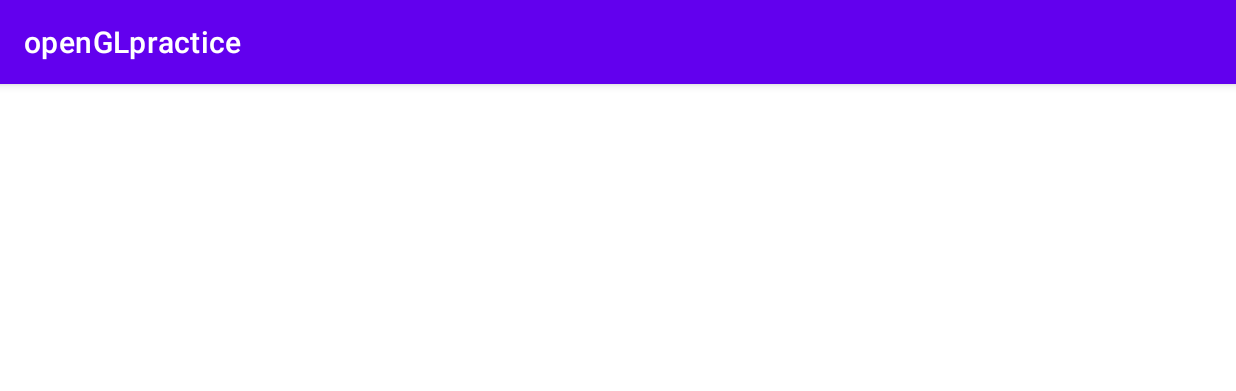
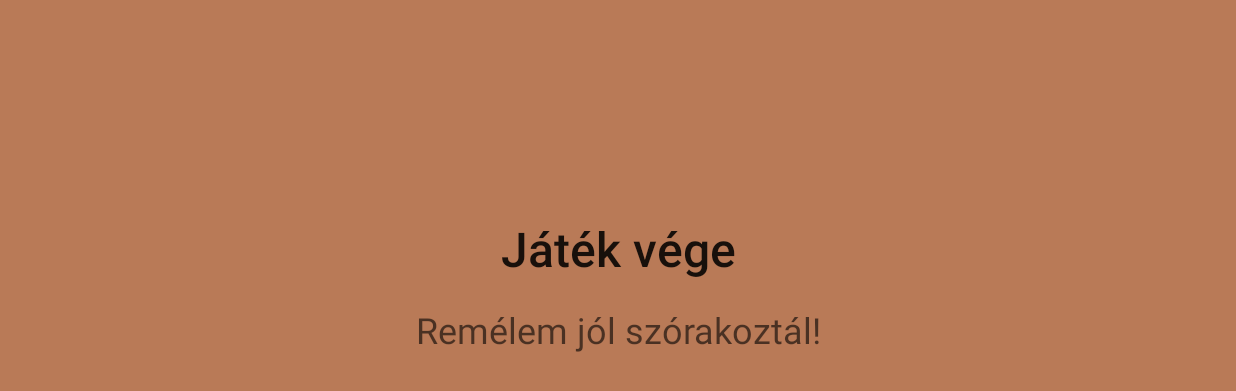
Before and after one commit to hungari97/TowerDefenseMobile, an Android app: the screen it shows after launch (LevelEndActivity), on a phone screen of 824 x 412 dp (held sideways). Shown: the top 391 px of the screen. Run offline under Robolectric (Android 15) with nearby library versions, the phone set to English and light mode, and no system bars; our stand-ins replace Dagger/Hilt's generated code; 18 statements that could not run were skipped.

Commit message:
end layout design

```diff
--- a/openGLpractice/app/src/main/AndroidManifest.xml
+++ b/openGLpractice/app/src/main/AndroidManifest.xml
@@ -17,7 +17,11 @@
         android:roundIcon="@mipmap/ic_launcher_round"
         android:supportsRtl="true"
         android:theme="@style/Theme.OpenGLpractice">
-        <activity android:name=".view.LevelEndActivity"></activity>
+        <activity android:name=".view.LevelEndActivity"
+            android:screenOrientation="sensorLandscape"
+            android:theme="@style/Theme.OpenGLpractice.NoActionBar">
+
+        </activity>
         <activity
             android:name=".view.GameActivity"
             android:label="@string/app_name"
--- a/openGLpractice/app/src/main/java/com/example/openglpractice/logic/character/ACharacter.kt
+++ b/openGLpractice/app/src/main/java/com/example/openglpractice/logic/character/ACharacter.kt
@@ -1,13 +1,12 @@
 package com.example.openglpractice.logic.character
 
 import com.example.openglpractice.logic.IAnimatable
-import com.example.openglpractice.logic.interaction.IInteractable
 import com.example.openglpractice.logic.OLevelManager
 import com.example.openglpractice.logic.OTimer
+import com.example.openglpractice.logic.interaction.IInteractable
 import com.example.openglpractice.model.character.CharacterData
 import com.example.openglpractice.model.character.EActionType
 import com.example.openglpractice.model.character.EActionType.*
-import com.example.openglpractice.model.IAnimateEnum
 import com.example.openglpractice.utility.*
 import kotlin.math.abs
 
--- a/openGLpractice/app/src/main/java/com/example/openglpractice/logic/feature/EFeatureFactory.kt
+++ b/openGLpractice/app/src/main/java/com/example/openglpractice/logic/feature/EFeatureFactory.kt
@@ -22,7 +22,7 @@ enum class EFeatureFactory {
                 0,
                 null,
                 rotation,
-                10000
+                1000//6000
             )
             val trap = Trap(data)
             trap.data.functionality = trap
@@ -48,7 +48,7 @@ enum class EFeatureFactory {
                 0,
                 null,
                 rotation,
-                10000
+                1000//5000
             )
             val trap = Trap(data)
             trap.data.functionality = trap
--- a/openGLpractice/app/src/main/java/com/example/openglpractice/model/character/CharacterData.kt
+++ b/openGLpractice/app/src/main/java/com/example/openglpractice/model/character/CharacterData.kt
@@ -1,11 +1,10 @@
 package com.example.openglpractice.model.character
 
-import com.example.openglpractice.logic.character.ACharacter
-import com.example.openglpractice.logic.interaction.IInteractable
 import com.example.openglpractice.model.AnimatableData
-import com.example.openglpractice.model.IAnimateEnum
 import com.example.openglpractice.model.interaction.InteractableData
 import com.example.openglpractice.utility.Vector
+import com.example.openglpractice.logic.character.ACharacter
+
 
 abstract class CharacterData: InteractableData, AnimatableData<ICharacterAnimationEnum> {
     abstract var goal: Vector<Int>?
--- a/openGLpractice/app/src/main/java/com/example/openglpractice/model/character/EnemyData.kt
+++ b/openGLpractice/app/src/main/java/com/example/openglpractice/model/character/EnemyData.kt
@@ -23,7 +23,7 @@ data class EnemyData(
             override val action: EActionType = REST
             override val frameSize: Vector<Int> = Vector(1, 1)
             override val textureArray: Array<FloatArray> by lazy {
-                textureArrayInitialise(frameSize.x, frameSize.y, 6)
+                textureArrayInitialise(frameSize.x, frameSize.y, 5)
             }
 
         },
@@ -31,7 +31,7 @@ data class EnemyData(
             override val action: EActionType = WALK
             override val frameSize: Vector<Int> = Vector(2, 1)
             override val textureArray: Array<FloatArray> by lazy {
-                textureArrayInitialise(frameSize.x, frameSize.y, 7)
+                textureArrayInitialise(frameSize.x, frameSize.y, 6)
 
             }
 
@@ -40,7 +40,7 @@ data class EnemyData(
             override val action: EActionType = ATTACK
             override val frameSize: Vector<Int> = Vector(2, 1)
             override val textureArray: Array<FloatArray> by lazy {
-                textureArrayInitialise(frameSize.x, frameSize.y, 9)
+                textureArrayInitialise(frameSize.x, frameSize.y, 8)
 
             }
         };
--- a/openGLpractice/app/src/main/java/com/example/openglpractice/model/character/HeroData.kt
+++ b/openGLpractice/app/src/main/java/com/example/openglpractice/model/character/HeroData.kt
@@ -25,21 +25,21 @@ data class HeroData(
             override val action: EActionType = EActionType.REST
             override val frameSize: Vector<Int> = Vector(1, 1)
             override val textureArray: Array<FloatArray> by lazy {
-                textureArrayInitialise(frameSize.x, frameSize.y, 1)
+                textureArrayInitialise(frameSize.x, frameSize.y, 0)
             }
         },
         HEROWALK {
             override val action: EActionType = EActionType.WALK
             override val frameSize: Vector<Int> = Vector(2, 1)
             override val textureArray: Array<FloatArray> by lazy {
-                textureArrayInitialise(frameSize.x, frameSize.y, 2)
+                textureArrayInitialise(frameSize.x, frameSize.y, 1)
             }
         },
         HEROATTACK {
             override val action: EActionType = EActionType.ATTACK
             override val frameSize: Vector<Int> = Vector(2, 1)
             override val textureArray: Array<FloatArray> by lazy {
-                textureArrayInitialise(frameSize.x, frameSize.y, 4)
+                textureArrayInitialise(frameSize.x, frameSize.y, 3)
             }
         };
 
--- a/openGLpractice/app/src/main/java/com/example/openglpractice/view/LevelEndActivity.kt
+++ b/openGLpractice/app/src/main/java/com/example/openglpractice/view/LevelEndActivity.kt
@@ -1,11 +1,13 @@
 package com.example.openglpractice.view
 
+import android.content.Intent
 import android.os.Bundle
 import androidx.appcompat.app.AppCompatActivity
 import com.example.openglpractice.R
 import com.example.openglpractice.injector
 import com.example.openglpractice.presenter.LevelEndPresenter
 import com.example.openglpractice.screen.LevelEndScreen
+import kotlinx.android.synthetic.main.activity_level_end.*
 import javax.inject.Inject
 
 class LevelEndActivity : AppCompatActivity(), LevelEndScreen {
@@ -15,6 +17,7 @@ class LevelEndActivity : AppCompatActivity(), LevelEndScreen {
         super.onCreate(savedInstanceState)
         injector.inject(this)
         setContentView(R.layout.activity_level_end)
+
     }
 
     override fun onResume() {
--- a/openGLpractice/app/src/main/java/com/example/openglpractice/view/opengl/Renderer.kt
+++ b/openGLpractice/app/src/main/java/com/example/openglpractice/view/opengl/Renderer.kt
@@ -56,8 +56,8 @@ class Renderer(activityContext: Context, var presenter: GamePresenter) :
     private val layers = listOf<IDrawableLayer>(
         FieldLayer(this),
         FeatureLayer(this),
-        CharacterLayer(this),
-       // TopCharacterLayer(this)
+        CharacterLayer(this)
+
     )
 
     private val vertexShader: String by lazy {
--- a/openGLpractice/app/src/main/java/com/example/openglpractice/view/opengl/TileType.kt
+++ b/openGLpractice/app/src/main/java/com/example/openglpractice/view/opengl/TileType.kt
@@ -454,7 +454,7 @@ enum class TileType {
     },
     CHARACTER_NOTHING{
         override val textureSize: Vector<Int> = Vector(16, 11)
-        override val tilePosition: Vector<Int> = Vector(0, 0)
+        override val tilePosition: Vector<Int> = Vector(1, 1)
         override val textureIndexes: FloatArray by lazy {
             generateTextureIndexes()
         }
--- a/openGLpractice/app/src/main/res/layout/activity_level_end.xml
+++ b/openGLpractice/app/src/main/res/layout/activity_level_end.xml
@@ -4,6 +4,34 @@
     xmlns:tools="http://schemas.android.com/tools"
     android:layout_width="match_parent"
     android:layout_height="match_parent"
-    tools:context=".view.LevelEndActivity">
+    tools:context=".view.LevelEndActivity"
+    android:background="#B97A57"
+    >
+
+    <TextView
+        android:id="@+id/textView"
+        android:layout_width="wrap_content"
+        android:layout_height="wrap_content"
+        android:text="Játék vége"
+        android:textAppearance="@style/TextAppearance.AppCompat.Body2"
+        android:textSize="32sp"
+        android:typeface="normal"
+        app:layout_constraintBottom_toBottomOf="parent"
+        app:layout_constraintEnd_toEndOf="parent"
+        app:layout_constraintStart_toStartOf="parent"
+        app:layout_constraintTop_toTopOf="parent"
+        app:layout_constraintVertical_bias="0.39" />
+
+    <TextView
+        android:id="@+id/textView2"
+        android:layout_width="wrap_content"
+        android:layout_height="wrap_content"
+        android:layout_marginTop="16dp"
+        android:text="Remélem jól szórakoztál!"
+        android:textAppearance="@style/TextAppearance.AppCompat.Display2"
+        android:textSize="24sp"
+        app:layout_constraintEnd_toEndOf="parent"
+        app:layout_constraintStart_toStartOf="parent"
+        app:layout_constraintTop_toBottomOf="@+id/textView" />
 
 </androidx.constraintlayout.widget.ConstraintLayout>
--- a/openGLpractice/app/src/main/res/values/strings.xml
+++ b/openGLpractice/app/src/main/res/values/strings.xml
@@ -1,5 +1,5 @@
 <resources>
-    <string name="app_name">openGLpractice</string>
+    <string name="app_name">Slime Dungeon</string>
     <string name="action_settings">Settings</string>
     <!-- Strings used for fragments for navigation -->
     <string name="first_fragment_label">First Fragment</string>
```
Also changed, not shown: openGLpractice/app/src/main/res/drawable/character_texture.png, openGLpractice/app/src/main/res/drawable/features_texture.png, 1 other file.
